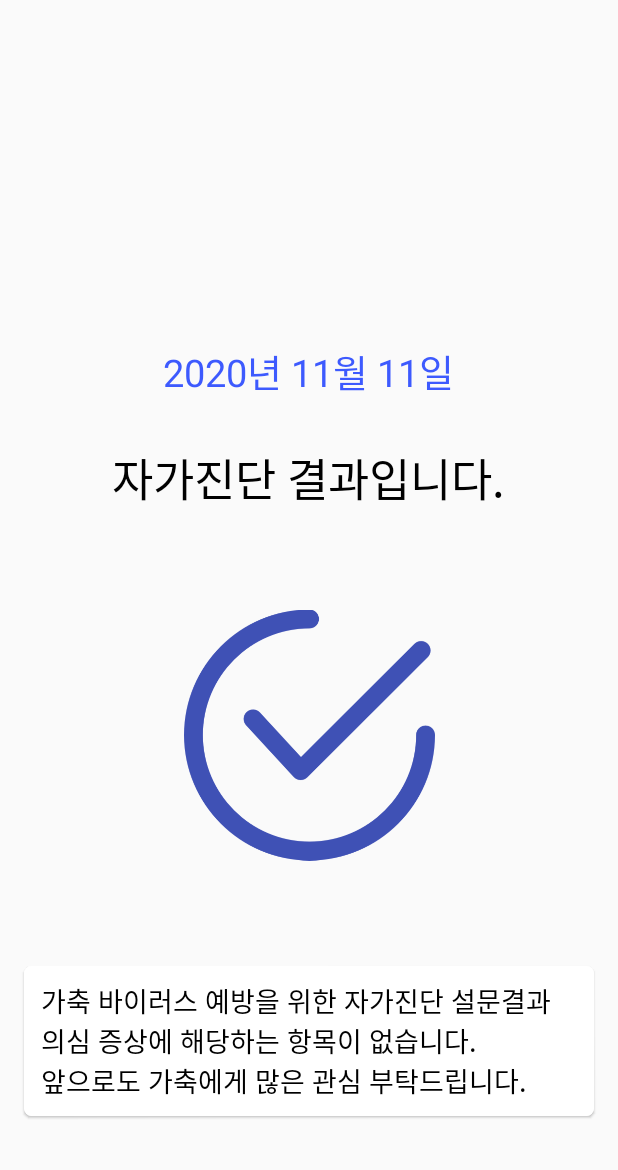
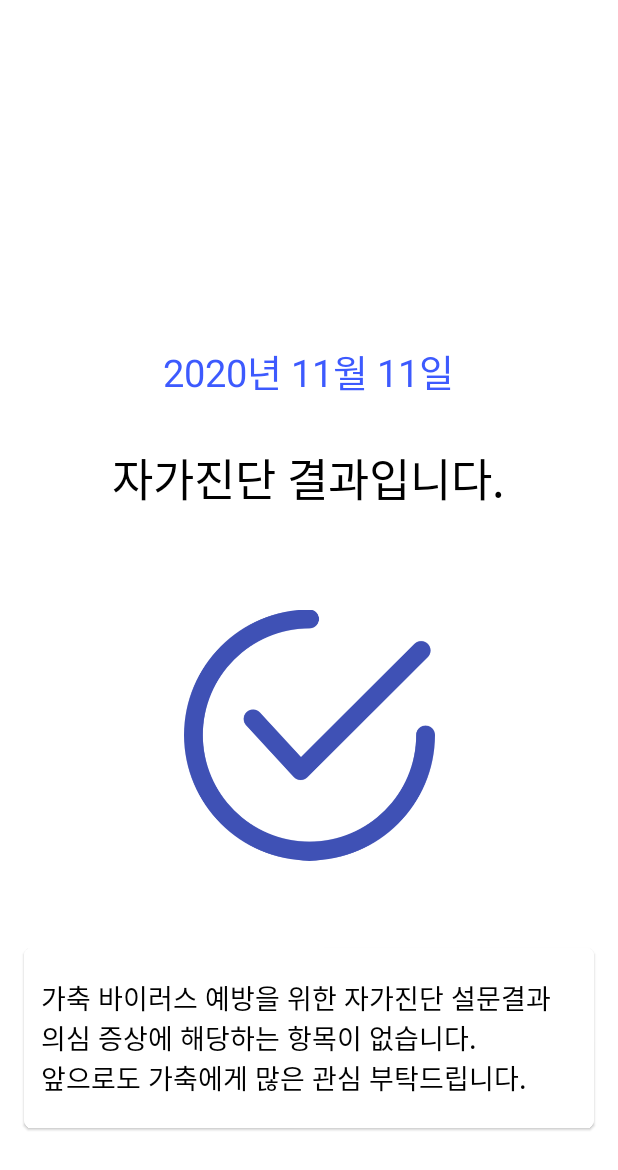
Before and after one commit to julianne03/Dongji, an Android app: the fragment Nice_Result shown on its own in the app's theme, on a phone screen of 412 x 824 dp. Shown: the top 1170 px of the screen. Run offline under Robolectric (Android 15) with nearby library versions, the phone set to English and light mode, and no system bars; Roboto replaces fonts that are not available here; 2 statements that could not run were skipped.

Commit message:
result page design change again (#28)

```diff
--- a/app/src/main/res/layout/fragment_nice__result.xml
+++ b/app/src/main/res/layout/fragment_nice__result.xml
@@ -5,6 +5,8 @@
     android:id="@+id/frameLayout5"
     android:layout_width="match_parent"
     android:layout_height="match_parent"
+    android:background="#FFFFFF"
+    android:backgroundTint="#FFFFFF"
     tools:context=".fragment.Nice_Result">
 
     <ImageView
@@ -18,7 +20,7 @@
         app:layout_constraintEnd_toEndOf="parent"
         app:layout_constraintStart_toStartOf="parent" />
 
-    <TextView
+    <kr.hs.emirim.s2019w28.dongji.NaumBarunGothic
         android:id="@+id/nowDate"
         android:layout_width="wrap_content"
         android:layout_height="wrap_content"
@@ -34,7 +36,7 @@
         app:layout_constraintTop_toTopOf="parent"
         app:layout_constraintVertical_bias="0.897" />
 
-    <TextView
+    <kr.hs.emirim.s2019w28.dongji.NaumBarunGothicBold
         android:id="@+id/textView58"
         android:layout_width="wrap_content"
         android:layout_height="40dp"
@@ -49,7 +51,7 @@
 
     <androidx.cardview.widget.CardView
         android:layout_width="match_parent"
-        android:layout_height="100dp"
+        android:layout_height="120dp"
         android:layout_marginStart="16dp"
         android:layout_marginEnd="16dp"
         android:layout_marginBottom="32dp"
@@ -65,14 +67,18 @@
 
         <androidx.constraintlayout.widget.ConstraintLayout
             android:layout_width="match_parent"
-            android:layout_height="100dp"
+            android:layout_height="match_parent"
             android:background="#FFFFFF">
 
 
-            <TextView
+            <kr.hs.emirim.s2019w28.dongji.NaumBarunGothic
                 android:id="@+id/textView57"
                 android:layout_width="357dp"
                 android:layout_height="wrap_content"
+                android:layout_marginStart="16dp"
+                android:layout_marginTop="16dp"
+                android:layout_marginEnd="16dp"
+                android:layout_marginBottom="16dp"
                 android:text="가축 바이러스 예방을 위한 자가진단 설문결과\n의심 증상에 해당하는 항목이 없습니다.\n앞으로도 가축에게 많은 관심 부탁드립니다."
                 android:textColor="#000000"
                 android:textSize="18sp"
```
Also changed, not shown: app/src/main/res/layout/fragment_bad__result.xml (+9 -3 lines).
